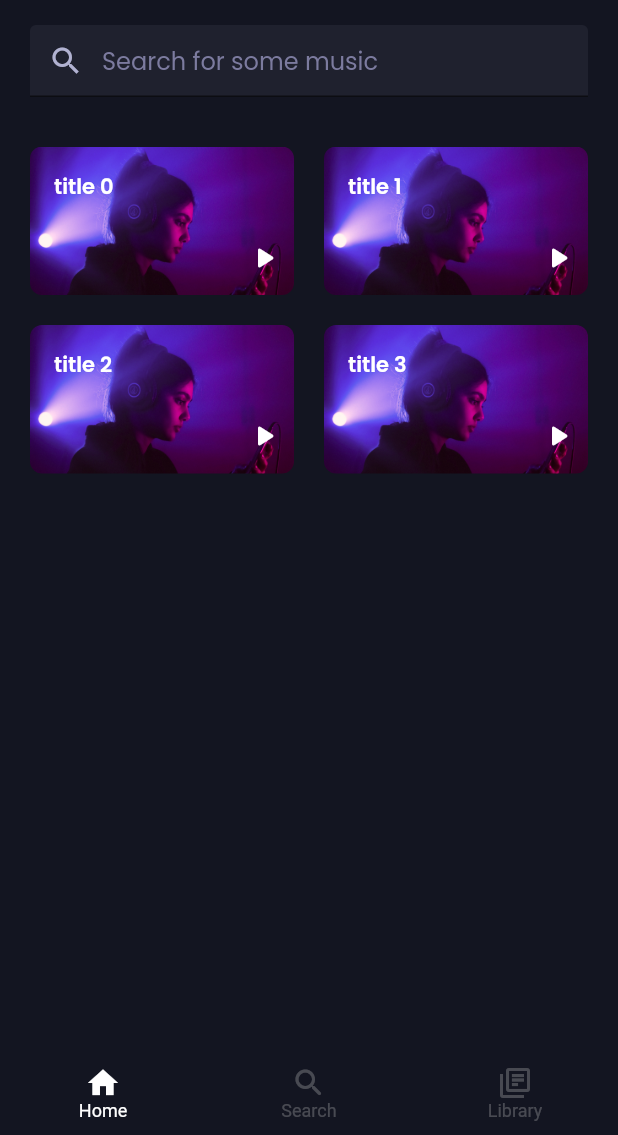
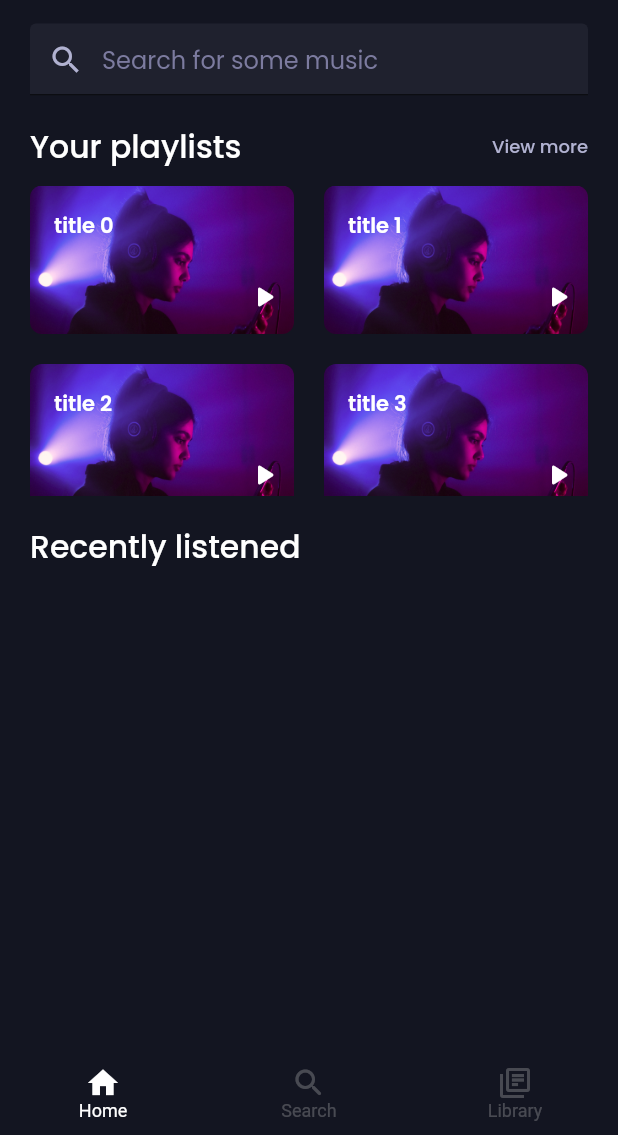
Before and after one commit to DannyPX/rabble, a Flutter app: the MainPage screen opened directly, on a phone screen of 412 x 824 dp, the part 101-1236 px from its top. Run offline on Flutter 3.47's test engine with Material 2 defaults, Android fonts, the phone set to English and light mode, and no system bars; drawn by our look-alikes of searchfield; our stand-ins replace flutter_svg.

Commit message:
Added second title widget

```diff
--- a/lib/components/lists/playlist_grid.dart
+++ b/lib/components/lists/playlist_grid.dart
@@ -16,7 +16,9 @@ class PlaylistGrid extends StatelessWidget {
 
   @override
   Widget build(BuildContext context) {
-    return GridView.builder(
+    return Container(
+      height: 207,
+      child: GridView.builder(
         gridDelegate: const SliverGridDelegateWithMaxCrossAxisExtent(
           maxCrossAxisExtent: 200,
           childAspectRatio: 16 / 9,
@@ -31,6 +33,7 @@ class PlaylistGrid extends StatelessWidget {
               playlistNavigation: playlists[index]['playlistNavigation'],
               imageUrl: playlists[index]['imageUrl']);
         },
+      ),
     );
   }
 }
--- /dev/null
+++ b/lib/components/titles/second_title.dart
@@ -0,0 +1,39 @@
+import 'package:flutter/material.dart';
+
+import '../../constants.dart';
+
+class SecondTitle extends StatelessWidget {
+  const SecondTitle({Key? key, required this.title, required this.buttonTitle})
+      : super(key: key);
+
+  final String title;
+  final String buttonTitle;
+
+  @override
+  Widget build(BuildContext context) {
+    return Padding(
+      padding: buttonTitle.isNotEmpty
+          ? const EdgeInsets.only(
+              bottom: 8.0,
+              top: 0.0,
+            )
+          : const EdgeInsets.only(bottom: 11.0, top: 2.0),
+      child: Row(
+        mainAxisAlignment: MainAxisAlignment.spaceBetween,
+        crossAxisAlignment: CrossAxisAlignment.center,
+        children: [
+          Text(title, style: fTitle2Style),
+          if (buttonTitle.isNotEmpty)
+            TextButton(
+              style: TextButton.styleFrom(
+                padding: EdgeInsets.zero,
+                tapTargetSize: MaterialTapTargetSize.shrinkWrap,
+              ),
+              child: Text(buttonTitle, style: fSmallTextButtonStyle),
+              onPressed: () {},
+            ),
+        ],
+      ),
+    );
+  }
+}
--- a/lib/views/home.dart
+++ b/lib/views/home.dart
@@ -2,6 +2,7 @@ import 'package:flutter/material.dart';
 import 'package:rabble/components/lists/playlist_grid.dart';
 import 'package:rabble/components/titles/page_title.dart';
 import 'package:rabble/components/search_input.dart';
+import 'package:rabble/components/titles/second_title.dart';
 
 class HomePage extends StatelessWidget {
   const HomePage({Key? key}) : super(key: key);
@@ -12,10 +13,13 @@ class HomePage extends StatelessWidget {
       crossAxisAlignment: CrossAxisAlignment.start,
       children: [
         PageTitle(welcomeMessage: true, title: "Rabble"),
-        const SizedBox(height: 17.0),
-        SearchInput(),
-        const SizedBox(height: 33.0),
-        Expanded(child: PlaylistGrid()),
+        const SizedBox(height: 16.0),
+        const SearchInput(),
+        const SizedBox(height: 16.0),
+        const SecondTitle(title: "Your playlists", buttonTitle: "View more"),
+        PlaylistGrid(),
+        const SizedBox(height: 16.0),
+        const SecondTitle(title: "Recently listened", buttonTitle: ""),
       ],
     );
   }
```
Lines whose indentation alone changed are shown as unchanged.
